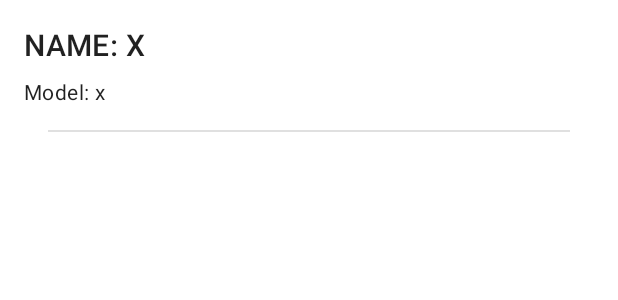
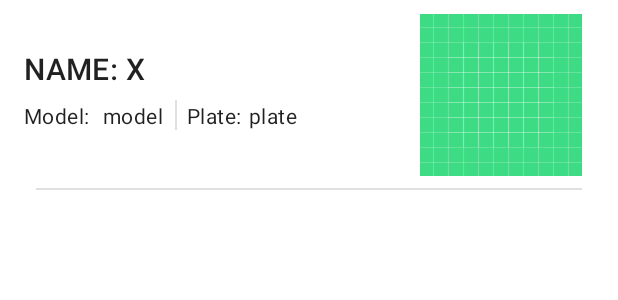
Before and after one commit to luigiiorio30/VehiclesList, an Android app: the layout list_item_car.xml on its own in the app's theme, with its tools: preview values and no code run, on a phone screen of 412 x 824 dp. Shown: the top 300 px of the screen. Run offline under Robolectric (Android 15) with nearby library versions, the phone set to English and light mode, and no system bars.

Commit message:
added logos function, fixed detail and list grfragment. minor bug fix

```diff
--- a/app/src/main/AndroidManifest.xml
+++ b/app/src/main/AndroidManifest.xml
@@ -2,6 +2,9 @@
 <manifest xmlns:android="http://schemas.android.com/apk/res/android"
     xmlns:tools="http://schemas.android.com/tools"
     package="com.example.vehichleslist">
+
+    <!-- INTERNET permission for API -->
+    <uses-permission android:name="android.permission.INTERNET" />
 
     <application
         android:name=".BaseApplication"
--- a/app/src/main/java/com/example/vehichleslist/model/Cars.kt
+++ b/app/src/main/java/com/example/vehichleslist/model/Cars.kt
@@ -3,7 +3,6 @@ package com.example.vehichleslist.model
 import androidx.room.ColumnInfo
 import androidx.room.Entity
 import androidx.room.PrimaryKey
-import java.text.NumberFormat
 
 @Entity(tableName = "cars_database")
 data class Cars(
@@ -17,5 +16,3 @@ data class Cars(
     @ColumnInfo(name = "licensePlate") val license: String,
     @ColumnInfo(name = "displacement") val displac: String,
 )
-
-//fun Cars.getFormattedPrice(): String = NumberFormat.getCurrencyInstance().format(price)
--- a/app/src/main/java/com/example/vehichleslist/ui/AddCarsFragment.kt
+++ b/app/src/main/java/com/example/vehichleslist/ui/AddCarsFragment.kt
@@ -81,7 +81,7 @@ class AddCarsFragment : Fragment() {
                 binding.typeInput.text.toString(),
                 binding.fuelInput.text.toString(),
                 binding.chilometerInput.text.toString(),
-                binding.licenseInput.text.toString(),
+                binding.licenseInput.text.toString().uppercase(),
                 binding.displacementInput.text.toString()
             )
                 findNavController().navigate(
@@ -100,7 +100,7 @@ class AddCarsFragment : Fragment() {
                 type = binding.typeInput.text.toString(),
                 fuel = binding.fuelInput.text.toString(),
                 chilom = binding.chilometerInput.text.toString(),
-                license = binding.licenseInput.text.toString(),
+                license = binding.licenseInput.text.toString().uppercase(),
                 displac = binding.displacementInput.text.toString()
             )
             findNavController().navigate(
--- a/app/src/main/java/com/example/vehichleslist/ui/CarsDetailFragment.kt
+++ b/app/src/main/java/com/example/vehichleslist/ui/CarsDetailFragment.kt
@@ -10,7 +10,6 @@ import androidx.fragment.app.activityViewModels
 import androidx.navigation.fragment.findNavController
 import androidx.navigation.fragment.navArgs
 import com.example.vehichleslist.BaseApplication
-import com.example.vehichleslist.R
 import com.example.vehichleslist.databinding.FragmentCarsDetailBinding
 import com.example.vehichleslist.model.Cars
 import com.example.vehichleslist.ui.viewmodel.CarsViewModel
@@ -59,7 +58,8 @@ class CarsDetailFragment : Fragment() {
             fuel.text = "Type of fuel: " + cars.fuel
             chilometer.text = "Total chilometer: " + cars.chilom + " km"
             licensePlate.text = "License plate: " +  cars.license
-            displacement.text = "Displacement: " + cars.displac + " cm^3"
+            displacement.text = "Displacement: " + cars.displac + " cc"
+     //       setAndGetUriByBrandParsingListOfLogoAndImageView(viewModel.logoDataApi, cars.name, image)
             editCarsFab.setOnClickListener {
                 val action = CarsDetailFragmentDirections
                     .actionCarsDetailFragmentToAddCarsFragment(cars.id)
--- a/app/src/main/res/layout/list_item_car.xml
+++ b/app/src/main/res/layout/list_item_car.xml
@@ -16,11 +16,21 @@
         android:paddingStart="16dp"
         android:paddingEnd="16dp">
 
+        <ImageView
+            android:id="@+id/image"
+            android:layout_width="wrap_content"
+            android:layout_height="wrap_content"
+            android:background="@drawable/ic_launcher_background"
+            android:scaleType="centerCrop"
+            app:layout_constraintBottom_toBottomOf="parent"
+            app:layout_constraintEnd_toEndOf="@id/divider_model"
+            app:layout_constraintTop_toTopOf="parent" />
+
         <TextView
             android:id="@+id/name"
             android:layout_width="wrap_content"
             android:layout_height="wrap_content"
-            android:layout_marginTop="16dp"
+            android:layout_marginTop="32dp"
             android:text="@{cars.name}"
             android:textAllCaps="true"
             android:textAppearance="?attr/textAppearanceHeadline6"
@@ -33,19 +43,64 @@
             android:layout_width="wrap_content"
             android:layout_height="wrap_content"
             android:layout_marginTop="8dp"
-            android:text="@{cars.model}"
+            android:text="@string/modelInf"
             android:textAppearance="?attr/textAppearanceBody2"
             app:layout_constraintStart_toStartOf="parent"
             app:layout_constraintTop_toBottomOf="@id/name"
-            tools:text="Model: x" />
+            tools:text="Model: " />
+
+        <TextView
+            android:id="@+id/modelInfo"
+            android:layout_width="wrap_content"
+            android:layout_height="wrap_content"
+            android:layout_marginStart="5dp"
+            android:layout_marginTop="8dp"
+            android:text="@{cars.model}"
+            android:textAppearance="?attr/textAppearanceBody2"
+            app:layout_constraintBottom_toBottomOf="@+id/model"
+            app:layout_constraintStart_toEndOf="@id/model"
+            tools:text="model" />
+
+        <View
+            android:id="@+id/divider_license"
+            android:layout_width="1dp"
+            android:layout_height="20dp"
+            android:layout_marginStart="8dp"
+            android:background="?attr/dividerVertical"
+            app:layout_constraintBottom_toBottomOf="@+id/modelInfo"
+            app:layout_constraintStart_toEndOf="@id/modelInfo" />
+
+        <TextView
+            android:id="@+id/plateInfo"
+            android:layout_width="wrap_content"
+            android:layout_height="wrap_content"
+            android:layout_marginStart="16dp"
+            android:layout_marginTop="8dp"
+            android:text="@string/plateInf"
+            android:textAppearance="?attr/textAppearanceBody2"
+            app:layout_constraintBottom_toBottomOf="@+id/modelInfo"
+            app:layout_constraintStart_toEndOf="@id/modelInfo"
+            tools:text="Plate:" />
+
+        <TextView
+            android:id="@+id/plate"
+            android:layout_width="wrap_content"
+            android:layout_height="wrap_content"
+            android:layout_marginStart="5dp"
+            android:text="@{cars.license}"
+            android:textAppearance="?attr/textAppearanceBody2"
+            app:layout_constraintBottom_toBottomOf="@+id/plateInfo"
+            app:layout_constraintStart_toEndOf="@id/plateInfo"
+            tools:text="plate" />
+
         <View
             android:id="@+id/divider_model"
             android:layout_width="match_parent"
             android:layout_height="1dp"
+            android:layout_margin="8dp"
             android:background="?attr/dividerHorizontal"
-            android:layout_margin="16dp"
-            app:layout_constraintTop_toBottomOf="@id/model"
-            app:layout_constraintStart_toStartOf="parent" />
+            app:layout_constraintStart_toStartOf="parent"
+            app:layout_constraintTop_toBottomOf="@id/image" />
 
     </androidx.constraintlayout.widget.ConstraintLayout>
 
--- a/app/src/main/res/values/strings.xml
+++ b/app/src/main/res/values/strings.xml
@@ -14,5 +14,7 @@
     <string name="displacement">Displacement </string>
     <string name="unit_cil">cm^3</string>
     <string name="unit_km">km</string>
+    <string name="modelInf">Model:</string>
+    <string name="plateInf">Plate:</string>
     <string name="hello_blank_fragment">Hello blank fragment</string>
 </resources>
```
Also changed, not shown: app/build.gradle (+12 -0 lines), app/src/main/java/com/example/vehichleslist/Utils.kt (added, +22 -0 lines), app/src/main/java/com/example/vehichleslist/network/DataLogo.kt (added, +8 -0 lines), app/src/main/java/com/example/vehichleslist/network/LogoApiSErvice.kt (added, +49 -0 lines), app/src/main/java/com/example/vehichleslist/ui/CarsListFragment.kt (+9 -5 lines), app/src/main/java/com/example/vehichleslist/ui/adapter/CarsListAdapter.kt (+7 -3 lines), app/src/main/java/com/example/vehichleslist/ui/viewmodel/CarsViewModel.kt (+27 -1 lines), app/src/main/res/layout/fragment_add_car.xml (+8 -6 lines), app/src/main/res/layout/fragment_cars_detail.xml (+7 -1 lines).
